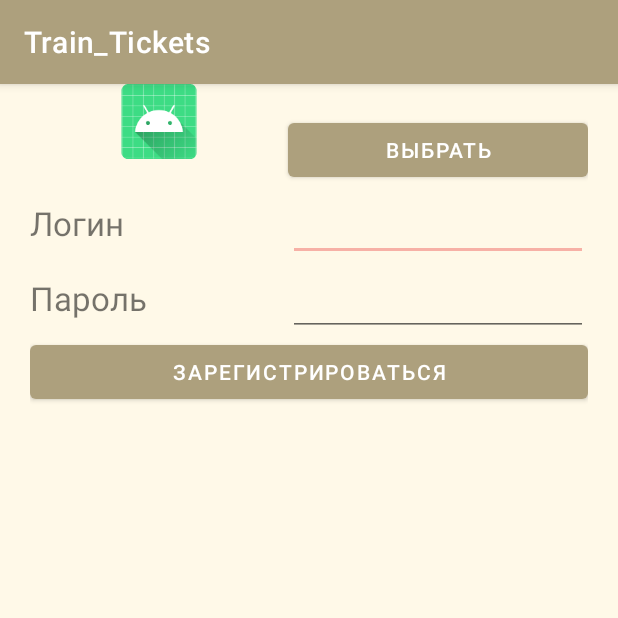
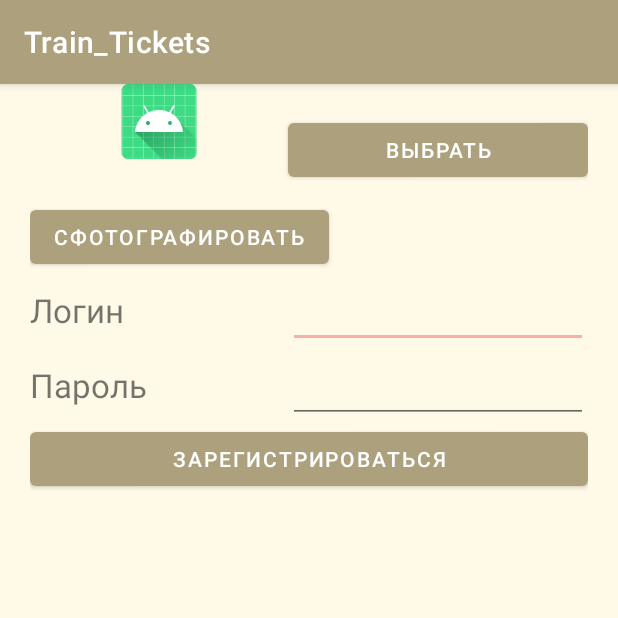
Before and after one commit to SlizerSs/Train_Tickets, an Android app: the RegistrationActivity screen opened directly, with no data from a screen before it, on a phone screen of 412 x 824 dp, the top half of it. Run offline under Robolectric (Android 15) with nearby library versions, the phone set to English and light mode, and no system bars.

Commit message:
final commit

```diff
--- a/app/src/main/AndroidManifest.xml
+++ b/app/src/main/AndroidManifest.xml
@@ -6,6 +6,7 @@
     <uses-permission android:name="android.permission.READ_EXTERNAL_STORAGE" />
     <uses-permission android:name="android.permission.WRITE_EXTERNAL_STORAGE" />
     <uses-permission android:name="android.permission.MANAGE_EXTERNAL_STORAGE" />
+    <uses-permission android:name="android.permission.CAMERA"> </uses-permission>
 
     <application
         android:allowBackup="true"
@@ -31,7 +32,7 @@
             android:exported="false" />
         <activity
             android:name=".MainActivity"
-            android:exported="true"></activity>
+            android:exported="true" />
     </application>
 
 </manifest>
--- a/app/src/main/res/layout/activity_registration.xml
+++ b/app/src/main/res/layout/activity_registration.xml
@@ -27,7 +27,16 @@
             android:textAlignment="center" />
 
     </TableRow>
-
+    <TableRow>
+        <Button
+            android:id="@+id/photo"
+            android:layout_width="wrap_content"
+            android:layout_height="wrap_content"
+            android:layout_marginTop="10dp"
+            android:onClick="MakePhoto"
+            android:text="Сфотографировать"
+            android:textAlignment="center" />
+    </TableRow>
     <TableRow>
 
         <TextView
--- a/app/src/main/res/menu/main_menu.xml
+++ b/app/src/main/res/menu/main_menu.xml
@@ -15,5 +15,5 @@
     <item
         android:id="@+id/getTime"
         android:orderInCategory="4"
-        android:title="Температура" />
+        android:title="Оскорбление" />
 </menu>
```
Also changed, not shown: app/src/main/java/com/example/train_tickets/GetTicketsActivity.java (+7 -3 lines), app/src/main/java/com/example/train_tickets/MainActivity.java (+13 -3 lines), app/src/main/java/com/example/train_tickets/RegistrationActivity.java (+75 -1 lines).
